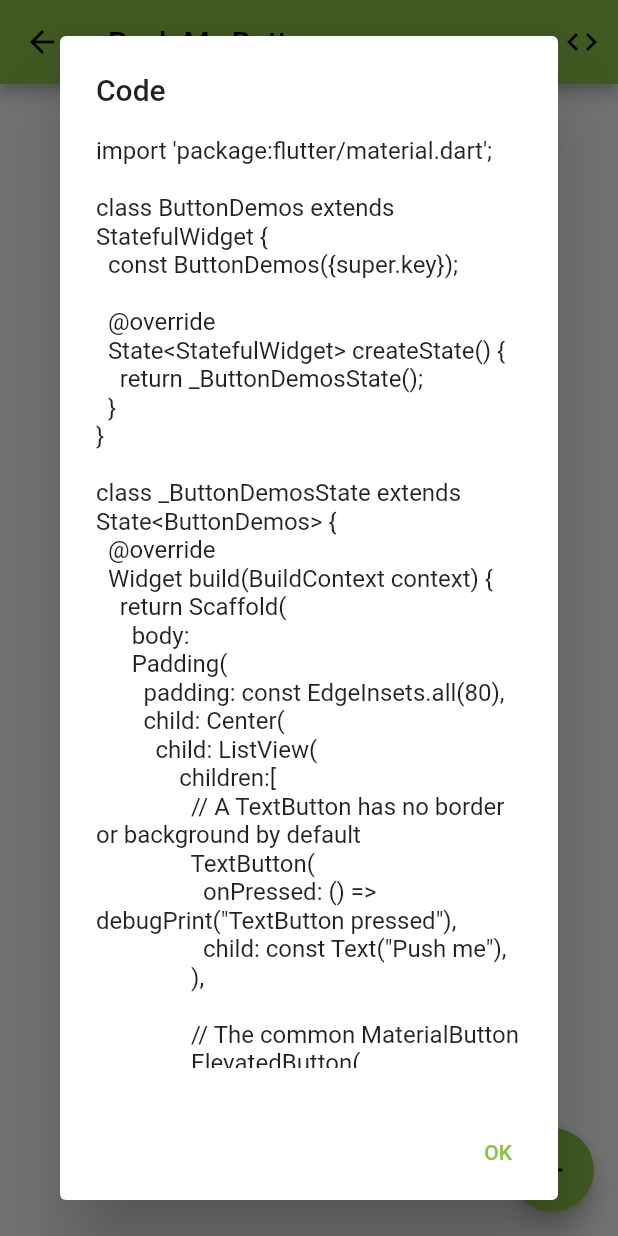
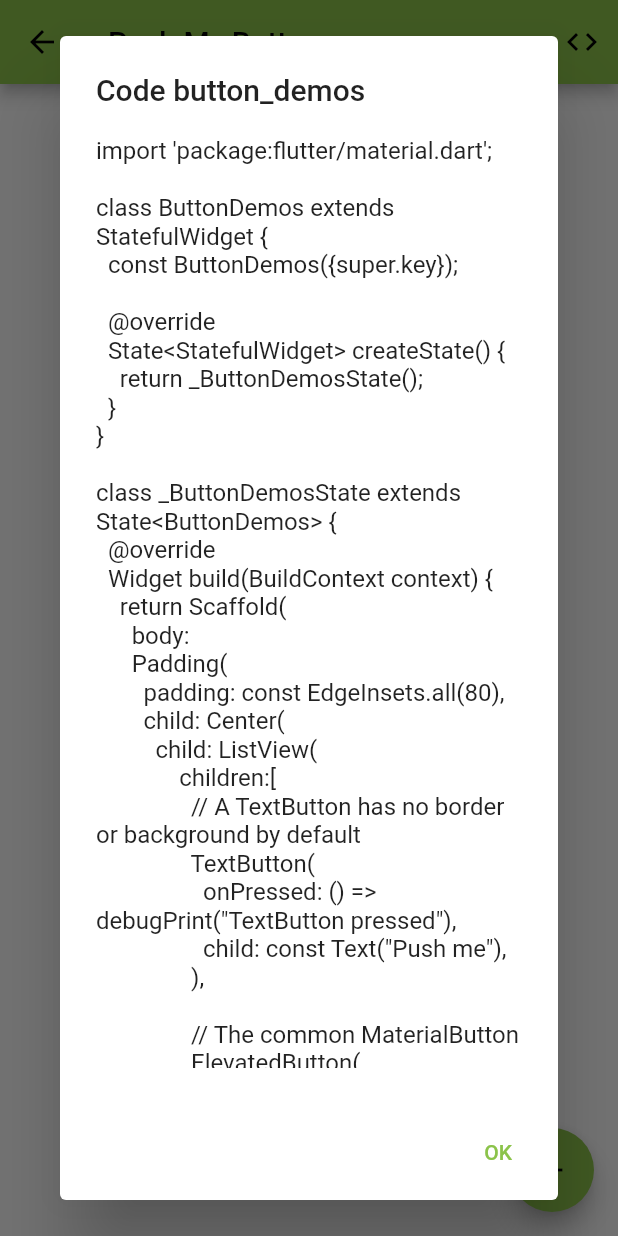
Before and after one commit to IanDarwin/flowcase, a Flutter app: the Wrapper screen opened directly, after a tap on the "code" icon, on a phone screen of 412 x 824 dp. Run offline on Flutter 3.47's test engine with Material 2 defaults, Android fonts, the phone set to English and light mode, and no system bars; our stand-ins replace flutter_html, flutter_settings_screens.

Commit message:
tweak prev

```diff
--- a/lib/wrapper.dart
+++ b/lib/wrapper.dart
@@ -20,7 +20,7 @@ class Wrapper extends StatelessWidget {
               onPressed: () async {
                 Future<String> code = rootBundle.loadString("lib/$fileName.dart");
                 code.then((s) =>
-                  alertWidgetChild(context, SingleChildScrollView(child: Text(s)), title: "Code"));
+                  alertWidgetChild(context, SingleChildScrollView(child: Text(s)), title: "Code $fileName"));
               },
             )
           ],
```
